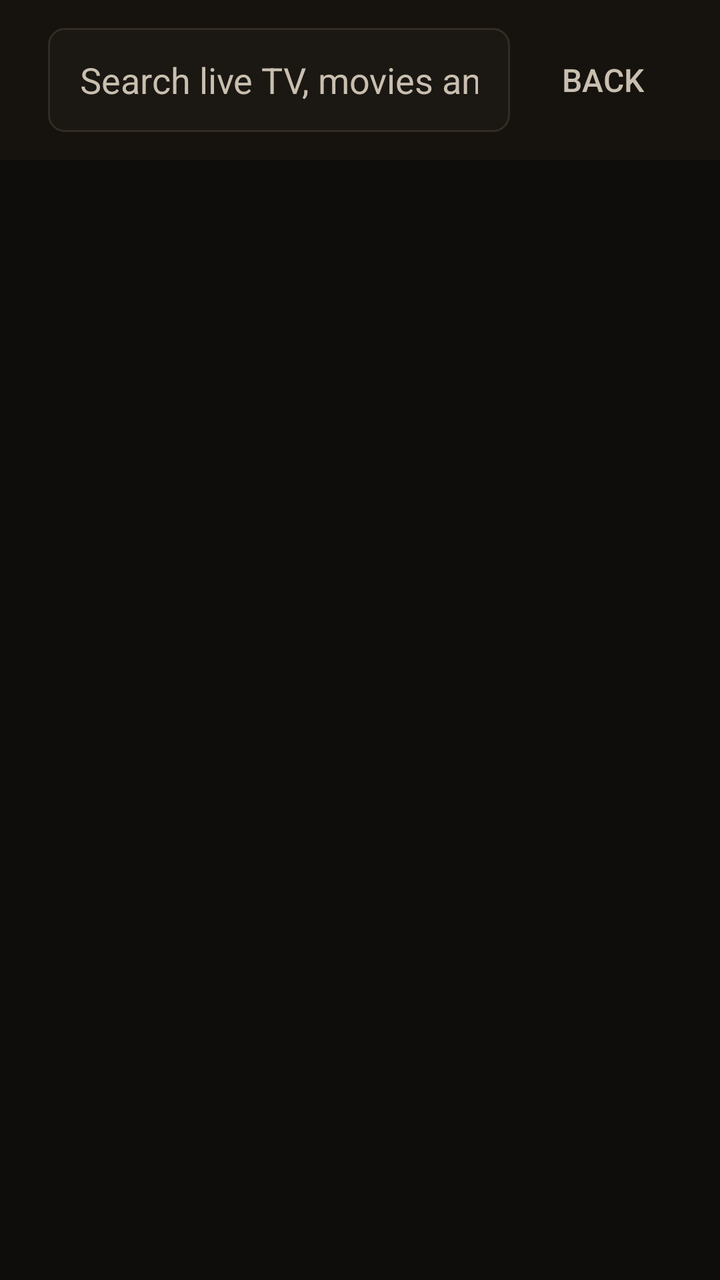
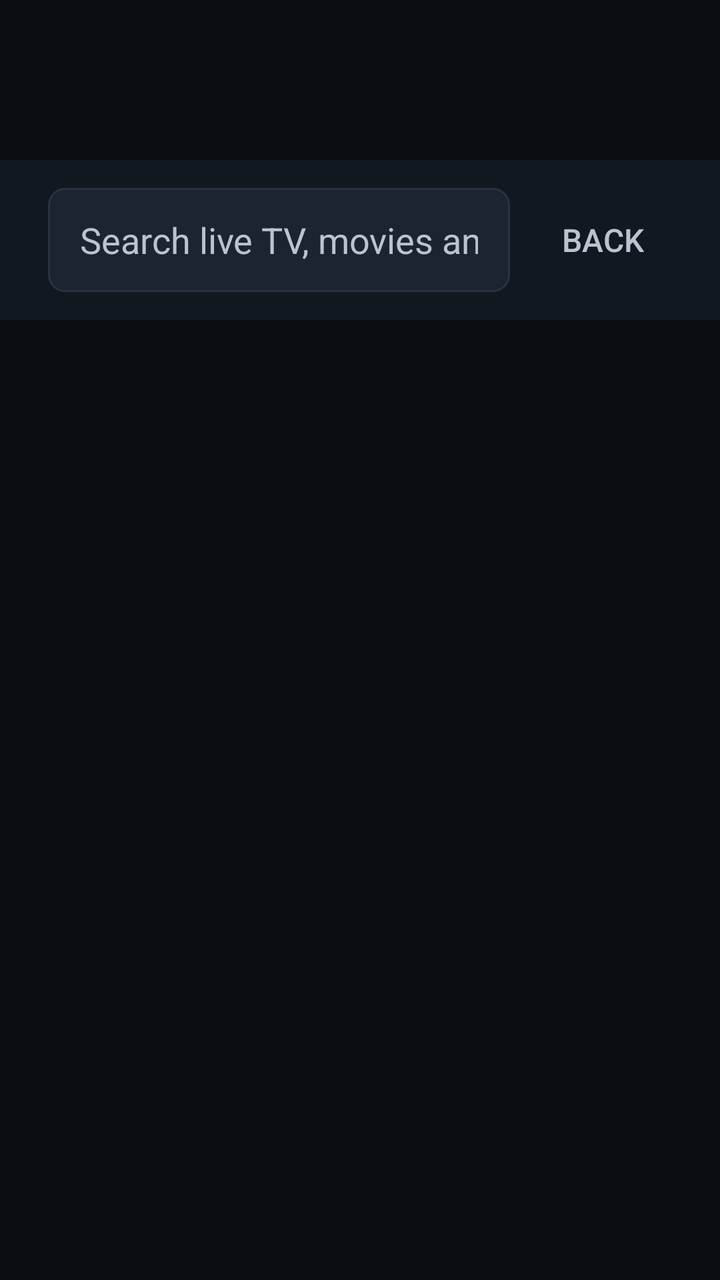

An Android layout rendered at two revisions. The XML below is the earlier revision; the diff shows what the commit changed to produce the second picture.
<!-- AndroidManifest.xml: application theme AppTheme -->
<!-- res/layout/activity_search.xml -->
<?xml version="1.0" encoding="utf-8"?>
<LinearLayout xmlns:android="http://schemas.android.com/apk/res/android"
    android:layout_width="match_parent"
    android:layout_height="match_parent"
    android:background="@color/bg"
    android:orientation="vertical">

    <LinearLayout
        android:layout_width="match_parent"
        android:layout_height="80dp"
        android:background="@color/panel"
        android:gravity="center_vertical"
        android:orientation="horizontal"
        android:paddingStart="24dp"
        android:paddingEnd="24dp">

        <EditText
            android:id="@+id/query"
            android:layout_width="0dp"
            android:layout_height="52dp"
            android:layout_weight="1"
            android:background="@drawable/input_bg"
            android:hint="Search live TV, movies and series"
            android:importantForAutofill="no"
            android:imeOptions="actionSearch"
            android:inputType="text"
            android:paddingStart="16dp"
            android:paddingEnd="16dp"
            android:singleLine="true"
            android:textColor="@color/text"
            android:textColorHint="@color/text_dim"
            android:textSize="18sp" />

        <Button
            android:id="@+id/back"
            style="@style/NavButton"
            android:layout_marginStart="12dp"
            android:text="BACK" />
    </LinearLayout>

    <FrameLayout
        android:layout_width="match_parent"
        android:layout_height="0dp"
        android:layout_weight="1">

        <androidx.recyclerview.widget.RecyclerView
            android:id="@+id/results"
            android:layout_width="match_parent"
            android:layout_height="match_parent"
            android:clipToPadding="false"
            android:padding="20dp" />

        <TextView
            android:id="@+id/status"
            android:layout_width="wrap_content"
            android:layout_height="wrap_content"
            android:layout_gravity="center"
            android:gravity="center"
            android:padding="24dp"
            android:textColor="@color/text_dim"
            android:textSize="16sp" />

        <ProgressBar
            android:id="@+id/progress"
            android:layout_width="wrap_content"
            android:layout_height="wrap_content"
            android:layout_gravity="center"
            android:visibility="gone" />
    </FrameLayout>

</LinearLayout>
<!-- resources referenced by this layout -->
<resources>
  <color name="bg">#0E0D0B</color>
  <color name="panel">#16130E</color>
  <color name="text">#F6F1E7</color>
  <color name="text_dim">#C9BFB0</color>
  <!-- drawable input_bg (drawable) -->
  <?xml version="1.0" encoding="utf-8"?>
  <selector xmlns:android="http://schemas.android.com/apk/res/android">
      <item android:state_focused="true">
          <shape android:shape="rectangle">
              <solid android:color="@color/card" />
              <stroke
                  android:width="2dp"
                  android:color="@color/accent" />
              <corners android:radius="8dp" />
          </shape>
      </item>
      <item>
          <shape android:shape="rectangle">
              <solid android:color="@color/card" />
              <stroke
                  android:width="1dp"
                  android:color="@color/card_border" />
              <corners android:radius="8dp" />
          </shape>
      </item>
  </selector>
  <style name="NavButton">
          <item name="android:layout_width">wrap_content</item>
          <item name="android:layout_height">48dp</item>
          <item name="android:minWidth">0dp</item>
          <item name="android:minHeight">0dp</item>
          <item name="android:paddingStart">14dp</item>
          <item name="android:paddingEnd">14dp</item>
          <item name="android:background">@drawable/nav_bg</item>
          <item name="android:textAllCaps">false</item>
          <item name="android:textColor">@color/text_dim</item>
          <item name="android:textSize">16sp</item>
          <item name="android:stateListAnimator">@null</item>
      </style>
  <style name="AppTheme" parent="Theme.AppCompat.NoActionBar">
          <item name="android:windowBackground">@color/bg</item>
          <item name="android:windowNoTitle">true</item>
          <item name="android:windowFullscreen">true</item>
          <item name="colorAccent">@color/accent</item>
          <item name="android:textColor">@color/text</item>
      </style>
  <color name="card">#1B1712</color>
  <color name="accent">#F2B441</color>
  <color name="card_border">#332C22</color>
  <!-- drawable nav_bg (drawable) -->
  <?xml version="1.0" encoding="utf-8"?>
  <selector xmlns:android="http://schemas.android.com/apk/res/android">
      <item android:state_focused="true" android:state_selected="true">
          <shape android:shape="rectangle">
              <solid android:color="@color/panel" />
              <stroke
                  android:width="2dp"
                  android:color="@color/accent" />
              <corners android:radius="8dp" />
          </shape>
      </item>
      <item android:state_selected="true">
          <shape android:shape="rectangle">
              <solid android:color="#00000000" />
              <stroke
                  android:width="2dp"
                  android:color="@color/accent" />
              <corners android:radius="8dp" />
          </shape>
      </item>
      <item android:state_focused="true">
          <shape android:shape="rectangle">
              <solid android:color="@color/panel" />
              <stroke
                  android:width="2dp"
                  android:color="@color/accent" />
              <corners android:radius="8dp" />
          </shape>
      </item>
      <item>
          <shape android:shape="rectangle">
              <solid android:color="#00000000" />
              <corners android:radius="8dp" />
          </shape>
      </item>
  </selector>
</resources>

<!-- the commit's change to res/layout/activity_search.xml (unified diff, before → after) -->
@@ -4,6 +4,11 @@
     android:layout_height="match_parent"
     android:background="@color/bg"
     android:orientation="vertical">
+
+    <FrameLayout
+        android:id="@+id/navHost"
+        android:layout_width="match_parent"
+        android:layout_height="80dp" />
 
     <LinearLayout
         android:layout_width="match_parent"
<!-- resource entries referenced after the edit -->
@@ -1,9 +1,9 @@
 <!-- resources referenced by this layout -->
 <resources>
-  <color name="bg">#0E0D0B</color>
-  <color name="panel">#16130E</color>
-  <color name="text">#F6F1E7</color>
-  <color name="text_dim">#C9BFB0</color>
+  <color name="bg">#0A0E13</color>
+  <color name="panel">#121820</color>
+  <color name="text">#F4F1EA</color>
+  <color name="text_dim">#BAC3D0</color>
   <!-- drawable input_bg (drawable) -->
   <?xml version="1.0" encoding="utf-8"?>
   <selector xmlns:android="http://schemas.android.com/apk/res/android">
@@ -46,9 +46,9 @@
           <item name="colorAccent">@color/accent</item>
           <item name="android:textColor">@color/text</item>
       </style>
-  <color name="card">#1B1712</color>
-  <color name="accent">#F2B441</color>
-  <color name="card_border">#332C22</color>
+  <color name="card">#1B2430</color>
+  <color name="accent">#FFD23F</color>
+  <color name="card_border">#283345</color>
   <!-- drawable nav_bg (drawable) -->
   <?xml version="1.0" encoding="utf-8"?>
   <selector xmlns:android="http://schemas.android.com/apk/res/android">
